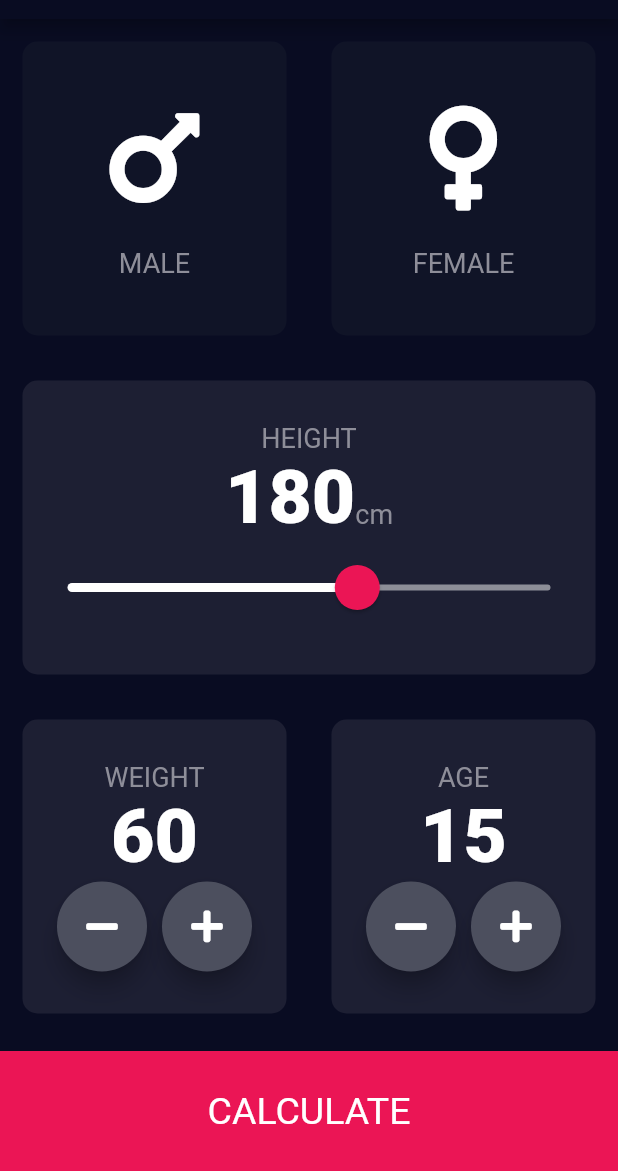
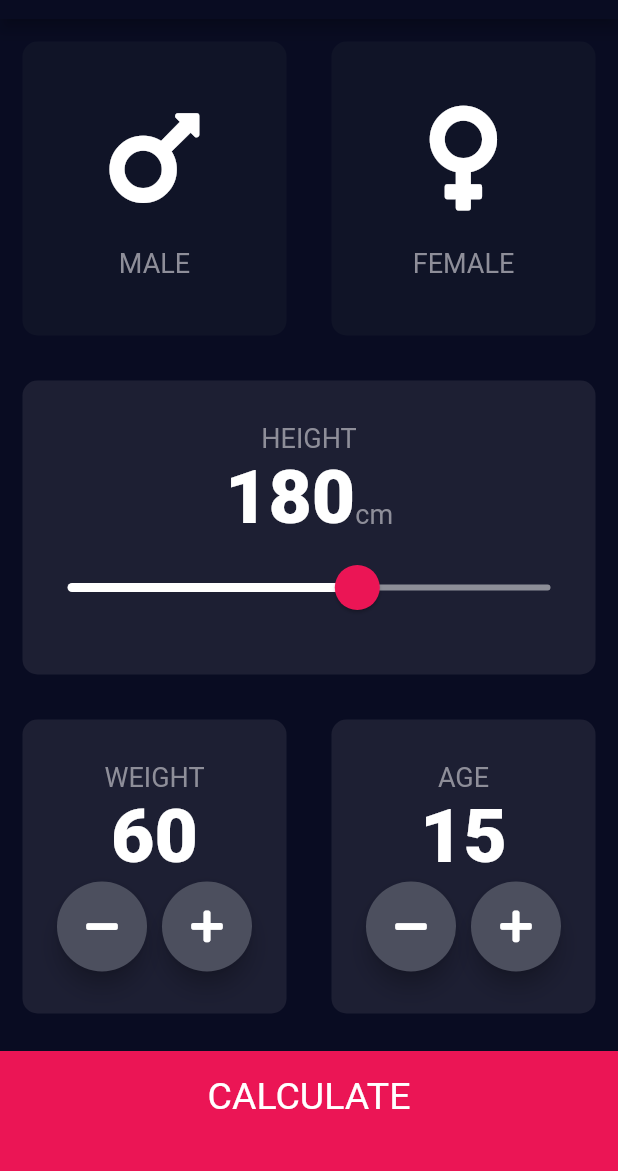
Before and after one commit to Singh-Shivani/BMI-Calculator, a Flutter app: the screen it shows after launch, on a phone screen of 412 x 824 dp, the part 65-1236 px from its top. Run offline on Flutter 3.47's test engine with Material 2 defaults, Android fonts, the phone set to English and light mode, and no system bars; our stand-ins replace font_awesome_flutter.

Commit message:
Designing part done!

```diff
--- /dev/null
+++ b/lib/components/bottom_button.dart
@@ -0,0 +1,30 @@
+import 'package:flutter/material.dart';
+import 'constants.dart';
+
+class BottomButton extends StatelessWidget {
+  BottomButton({@required this.onTap, @required this.buttonTitle});
+
+  final Function onTap;
+  final String buttonTitle;
+  @override
+  Widget build(BuildContext context) {
+    return GestureDetector(
+      onTap: onTap,
+      child: Container(
+        child: Center(
+          child: Text(
+            buttonTitle,
+            style: TextStyle(
+              fontSize: 25,
+            ),
+          ),
+        ),
+        color: kBottomContainerColor,
+        margin: EdgeInsets.only(top: 10.0),
+        padding: EdgeInsets.only(bottom: 20),
+        width: double.infinity,
+        height: kBottomContainerHeight,
+      ),
+    );
+  }
+}
--- /dev/null
+++ b/lib/components/round_icon_button.dart
@@ -0,0 +1,23 @@
+import 'package:flutter/material.dart';
+
+class RoundIconButton extends StatelessWidget {
+  RoundIconButton({@required this.icon, @required this.onPressed});
+
+  final IconData icon;
+  final Function onPressed;
+
+  @override
+  Widget build(BuildContext context) {
+    return RawMaterialButton(
+      child: Icon(icon),
+      onPressed: onPressed,
+      constraints: BoxConstraints.tightFor(
+        width: 60,
+        height: 60,
+      ),
+      elevation: 6,
+      shape: CircleBorder(),
+      fillColor: Color(0xFF4C4F5E),
+    );
+  }
+}
--- a/lib/main.dart
+++ b/lib/main.dart
@@ -1,5 +1,5 @@
 import 'package:flutter/material.dart';
-import 'input_page.dart';
+import 'screens/input_page.dart';
 
 void main() => runApp(BMICalculator());
 
--- a/lib/input_page.dart
+++ b/lib/screens/input_page.dart
@@ -2,10 +2,12 @@ import 'package:flutter/cupertino.dart';
 import 'package:flutter/material.dart';
 import 'package:font_awesome_flutter/font_awesome_flutter.dart';
 
-import 'icon_content.dart';
-import 'reusable_card.dart';
-import 'constants.dart';
+import '../components/icon_content.dart';
+import '../components/reusable_card.dart';
+import '../components/constants.dart';
 import 'results_page.dart';
+import '../components/bottom_button.dart';
+import '../components/round_icon_button.dart';
 
 enum Gender {
   male,
@@ -214,52 +216,19 @@ class _InputPageState extends State<InputPage> {
               ],
             ),
           ),
-          GestureDetector(
+          BottomButton(
             onTap: () {
-              setState(() {
-                Navigator.push(context,
-                    MaterialPageRoute(builder: (context) => ResultsPage()));
-              });
+              Navigator.push(
+                context,
+                MaterialPageRoute(
+                  builder: (context) => ResultsPage(),
+                ),
+              );
             },
-            child: Container(
-              child: Center(
-                child: Text(
-                  'CALCULATE',
-                  style: TextStyle(
-                    fontSize: 25,
-                  ),
-                ),
-              ),
-              color: kBottomContainerColor,
-              margin: EdgeInsets.only(top: 10.0),
-              width: double.infinity,
-              height: kBottomContainerHeight,
-            ),
-          )
+            buttonTitle: 'CALCULATE',
+          ),
         ],
       ),
     );
   }
 }
-
-class RoundIconButton extends StatelessWidget {
-  RoundIconButton({@required this.icon, @required this.onPressed});
-
-  final IconData icon;
-  final Function onPressed;
-
-  @override
-  Widget build(BuildContext context) {
-    return RawMaterialButton(
-      child: Icon(icon),
-      onPressed: onPressed,
-      constraints: BoxConstraints.tightFor(
-        width: 60,
-        height: 60,
-      ),
-      elevation: 6,
-      shape: CircleBorder(),
-      fillColor: Color(0xFF4C4F5E),
-    );
-  }
-}
```
Also changed, not shown: lib/components/constants.dart (renamed from lib/constants.dart, +16 -0 lines), lib/results_page.dart (deleted, +0 -10 lines), lib/screens/results_page.dart (added, +69 -0 lines), lib/components/calculator_brain.dart (added), lib/components/icon_content.dart (renamed from lib/icon_content.dart), lib/components/reusable_card.dart (renamed from lib/reusable_card.dart).
